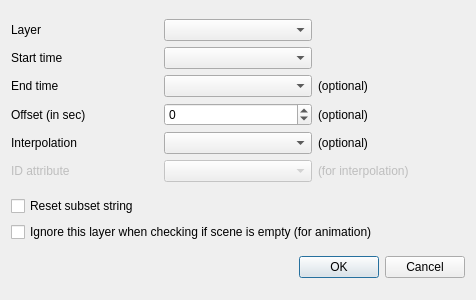
First picture: the form in ui/addLayer.ui, repository anitagraser/TimeManager, before the edit.
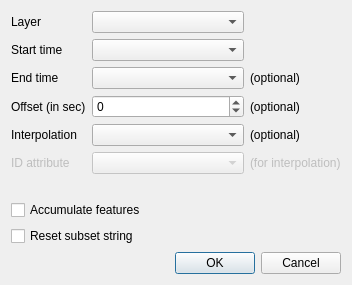
Second picture: the form after the edit.

Commit message:
Remove layer option to ignore in empty check, fixes #301
Reason: the implementation of this feature was never completed

The edit to the form file:
```diff
--- a/ui/addLayer.ui
+++ b/ui/addLayer.ui
@@ -6,104 +6,91 @@
    <rect>
     <x>0</x>
     <y>0</y>
-    <width>476</width>
-    <height>300</height>
+    <width>352</width>
+    <height>273</height>
    </rect>
   </property>
   <property name="windowTitle">
    <string>Select layer and column(s)</string>
   </property>
-  <layout class="QVBoxLayout" name="verticalLayout">
+  <layout class="QVBoxLayout" name="verticalLayout_2">
    <item>
-    <layout class="QGridLayout" name="gridLayout">
-     <item row="0" column="0">
-      <widget class="QLabel" name="label">
-       <property name="text">
-        <string>Layer</string>
-       </property>
-      </widget>
-     </item>
-     <item row="0" column="1">
-      <widget class="QComboBox" name="comboBoxLayers"/>
-     </item>
-     <item row="1" column="0">
-      <widget class="QLabel" name="label_2">
-       <property name="text">
-        <string>Start time</string>
-       </property>
-      </widget>
-     </item>
-     <item row="1" column="1">
-      <widget class="QComboBox" name="comboBoxStart"/>
-     </item>
-     <item row="2" column="0">
-      <widget class="QLabel" name="label_3">
-       <property name="text">
-        <string>End time</string>
-       </property>
-      </widget>
-     </item>
-     <item row="2" column="1">
-      <widget class="QComboBox" name="comboBoxEnd"/>
-     </item>
-     <item row="4" column="0">
-      <layout class="QHBoxLayout" name="horizontalLayout">
-       <item>
-        <widget class="QLabel" name="label_5">
-         <property name="toolTip">
-          <string>Interpolate between frames</string>
+    <layout class="QVBoxLayout" name="verticalLayout">
+     <item>
+      <layout class="QGridLayout" name="gridLayout">
+       <item row="4" column="1">
+        <widget class="QSpinBox" name="spinBoxOffset">
+         <property name="minimum">
+          <number>-1000000000</number>
          </property>
-         <property name="whatsThis">
-          <string/>
+         <property name="maximum">
+          <number>1000000000</number>
          </property>
+        </widget>
+       </item>
+       <item row="3" column="0">
+        <widget class="QLabel" name="label_3">
          <property name="text">
-          <string>Interpolation</string>
+          <string>End time</string>
          </property>
         </widget>
        </item>
-      </layout>
-     </item>
-     <item row="2" column="2">
-      <widget class="QLabel" name="label_4">
-       <property name="text">
-        <string>(optional)</string>
-       </property>
-      </widget>
-     </item>
-     <item row="3" column="0">
-      <widget class="QLabel" name="label_6">
-       <property name="text">
-        <string>Offset (in sec)</string>
-       </property>
-      </widget>
-     </item>
-     <item row="3" column="1">
-      <widget class="QSpinBox" name="spinBoxOffset">
-       <property name="minimum">
-        <number>-1000000000</number>
-       </property>
-       <property name="maximum">
-        <number>1000000000</number>
-       </property>
-      </widget>
-     </item>
-     <item row="3" column="2">
-      <widget class="QLabel" name="label_7">
-       <property name="text">
-        <string>(optional)</string>
-       </property>
-      </widget>
-     </item>
-     <item row="4" column="2">
-      <widget class="QLabel" name="label_9">
-       <property name="text">
-        <string>(optional)</string>
-       </property>
-      </widget>
-     </item>
-     <item row="5" column="0">
-      <layout class="QVBoxLayout" name="verticalLayout_3">
-       <item>
+       <item row="4" column="2">
+        <widget class="QLabel" name="label_7">
+         <property name="text">
+          <string>(optional)</string>
+         </property>
+        </widget>
+       </item>
+       <item row="6" column="1">
+        <widget class="QComboBox" name="comboBoxID">
+         <property name="enabled">
+          <bool>false</bool>
+         </property>
+        </widget>
+       </item>
+       <item row="4" column="0">
+        <widget class="QLabel" name="label_6">
+         <property name="text">
+          <string>Offset (in sec)</string>
+         </property>
+        </widget>
+       </item>
+       <item row="1" column="0">
+        <widget class="QLabel" name="label">
+         <property name="text">
+          <string>Layer</string>
+         </property>
+        </widget>
+       </item>
+       <item row="2" column="1">
+        <widget class="QComboBox" name="comboBoxStart"/>
+       </item>
+       <item row="3" column="2">
+        <widget class="QLabel" name="label_4">
+         <property name="text">
+          <string>(optional)</string>
+         </property>
+        </widget>
+       </item>
+       <item row="5" column="1">
+        <widget class="QComboBox" name="comboBoxInterpolation"/>
+       </item>
+       <item row="5" column="2">
+        <widget class="QLabel" name="label_9">
+         <property name="text">
+          <string>(optional)</string>
+         </property>
+        </widget>
+       </item>
+       <item row="2" column="0">
+        <widget class="QLabel" name="label_2">
+         <property name="text">
+          <string>Start time</string>
+         </property>
+        </widget>
+       </item>
+       <item row="6" column="0">
         <widget class="QLabel" name="labelID1">
          <property name="enabled">
           <bool>false</bool>
@@ -119,32 +106,57 @@
          </property>
         </widget>
        </item>
+       <item row="1" column="1">
+        <widget class="QComboBox" name="comboBoxLayers"/>
+       </item>
+       <item row="6" column="2">
+        <widget class="QLabel" name="labelID2">
+         <property name="enabled">
+          <bool>false</bool>
+         </property>
+         <property name="text">
+          <string>(for interpolation)</string>
+         </property>
+        </widget>
+       </item>
+       <item row="3" column="1">
+        <widget class="QComboBox" name="comboBoxEnd"/>
+       </item>
+       <item row="5" column="0">
+        <widget class="QLabel" name="label_5">
+         <property name="toolTip">
+          <string>Interpolate between frames</string>
+         </property>
+         <property name="whatsThis">
+          <string/>
+         </property>
+         <property name="text">
+          <string>Interpolation</string>
+         </property>
+        </widget>
+       </item>
+       <item row="7" column="1">
+        <spacer name="horizontalSpacer">
+         <property name="orientation">
+          <enum>Qt::Horizontal</enum>
+         </property>
+         <property name="sizeHint" stdset="0">
+          <size>
+           <width>40</width>
+           <height>20</height>
+          </size>
+         </property>
+        </spacer>
+       </item>
       </layout>
      </item>
-     <item row="4" column="1">
-      <widget class="QComboBox" name="comboBoxInterpolation"/>
-     </item>
-     <item row="5" column="1">
-      <widget class="QComboBox" name="comboBoxID">
-       <property name="enabled">
-        <bool>false</bool>
-       </property>
-      </widget>
-     </item>
-     <item row="5" column="2">
-      <widget class="QLabel" name="labelID2">
-       <property name="enabled">
-        <bool>false</bool>
-       </property>
+     <item>
+      <widget class="QCheckBox" name="accumulateFeaturesCheckbox">
        <property name="text">
-        <string>(for interpolation)</string>
+        <string>Accumulate features</string>
        </property>
       </widget>
      </item>
-    </layout>
-   </item>
-   <item>
-    <layout class="QVBoxLayout" name="verticalLayout_2">
      <item>
       <widget class="QCheckBox" name="resetSubsetStringCheckbox">
        <property name="text">
@@ -152,13 +164,6 @@
        </property>
       </widget>
      </item>
-     <item>
-      <widget class="QCheckBox" name="exportEmptyCheckbox">
-       <property name="text">
-        <string>Ignore this layer when checking if scene is empty (for animation)</string>
-       </property>
-      </widget>
-     </item>
     </layout>
    </item>
    <item>
```
The commit also changes 6 other files.
